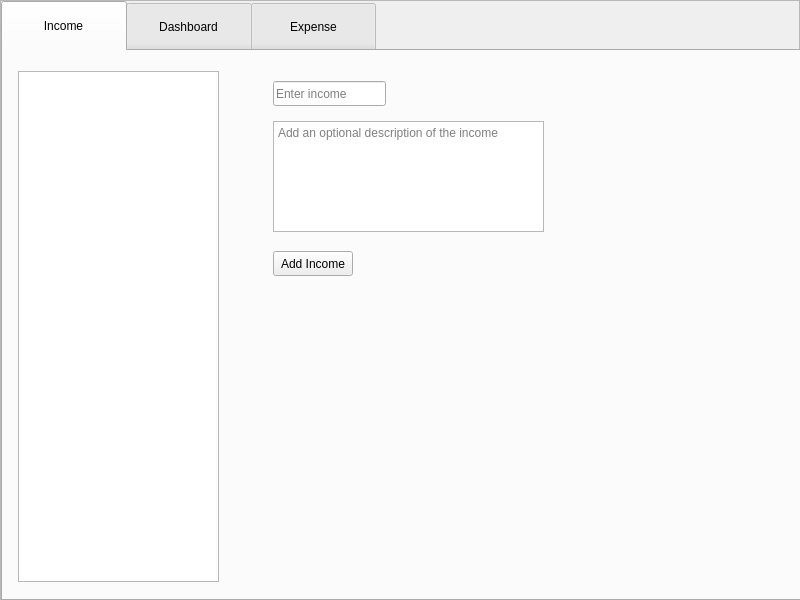
The window that resources/main_tabs.ui (jt-thorpe/flow) describes before a commit, drawn with Qt 5.
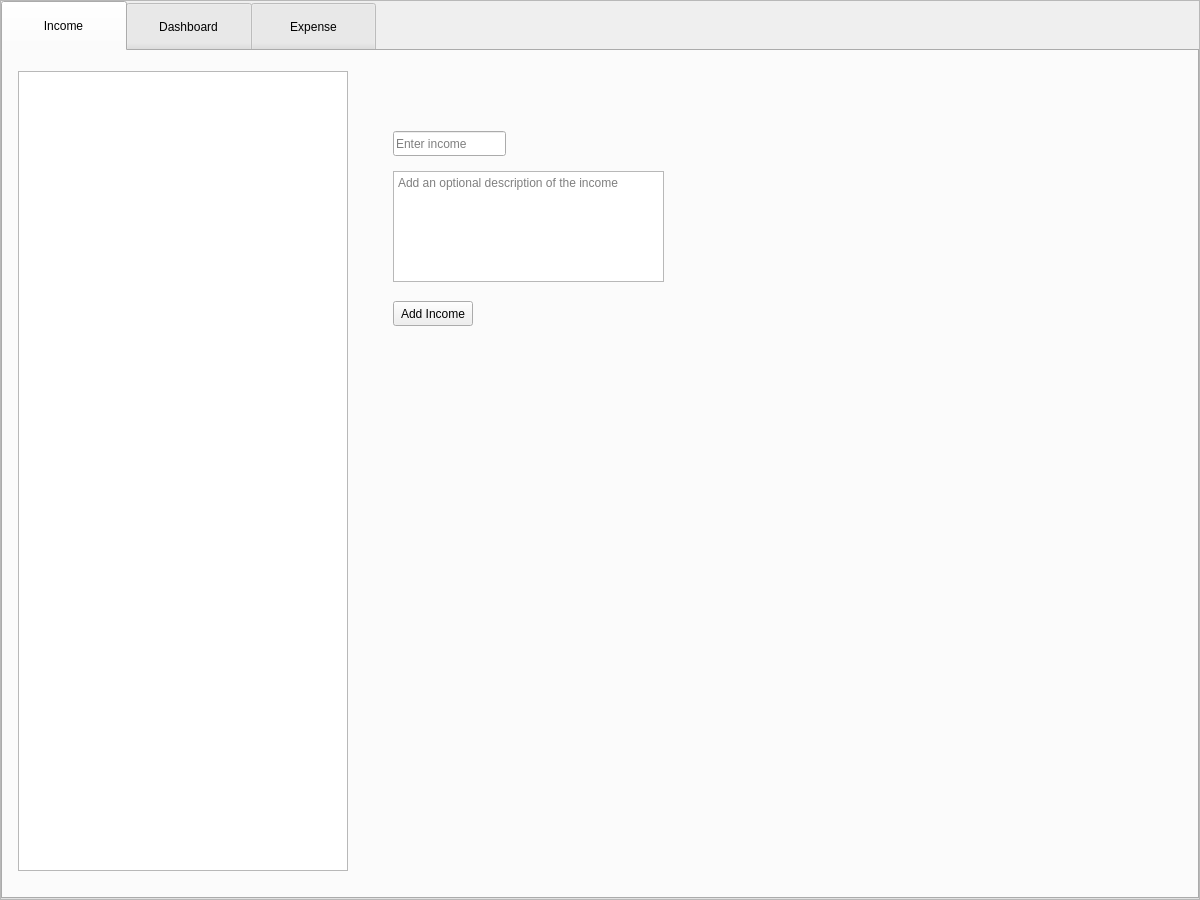
The same window after the commit. The open tabs and pages were chosen to show the change.

Commit message: chore: amendments to layout of main view

Diff of the .ui file:
```diff
--- a/resources/main_tabs.ui
+++ b/resources/main_tabs.ui
@@ -6,8 +6,8 @@
    <rect>
     <x>0</x>
     <y>0</y>
-    <width>800</width>
-    <height>600</height>
+    <width>1200</width>
+    <height>900</height>
    </rect>
   </property>
   <property name="windowTitle">
@@ -19,10 +19,16 @@
      <rect>
       <x>0</x>
       <y>0</y>
-      <width>800</width>
-      <height>600</height>
+      <width>1200</width>
+      <height>900</height>
      </rect>
     </property>
+    <property name="sizePolicy">
+     <sizepolicy hsizetype="Preferred" vsizetype="Preferred">
+      <horstretch>0</horstretch>
+      <verstretch>0</verstretch>
+     </sizepolicy>
+    </property>
     <property name="minimumSize">
      <size>
       <width>800</width>
@@ -70,21 +76,21 @@
         <attribute name="title">
          <string>Income</string>
         </attribute>
-        <widget class="QListWidget" name="income_list">
+        <widget class="QTableWidget" name="income_table">
          <property name="geometry">
           <rect>
            <x>15</x>
            <y>20</y>
-           <width>201</width>
-           <height>511</height>
+           <width>330</width>
+           <height>800</height>
           </rect>
          </property>
         </widget>
         <widget class="QLineEdit" name="income_input">
          <property name="geometry">
           <rect>
-           <x>270</x>
-           <y>30</y>
+           <x>390</x>
+           <y>80</y>
            <width>113</width>
            <height>25</height>
           </rect>
@@ -96,8 +102,8 @@
         <widget class="QPushButton" name="add_income_btn">
          <property name="geometry">
           <rect>
-           <x>270</x>
-           <y>200</y>
+           <x>390</x>
+           <y>250</y>
            <width>80</width>
            <height>25</height>
           </rect>
@@ -109,8 +115,8 @@
         <widget class="QTextEdit" name="income_desc">
          <property name="geometry">
           <rect>
-           <x>270</x>
-           <y>70</y>
+           <x>390</x>
+           <y>120</y>
            <width>271</width>
            <height>111</height>
           </rect>
```
Left out of the diff: 14 changed lines with no effect on the pictures. The commit also changes 1 other file.
